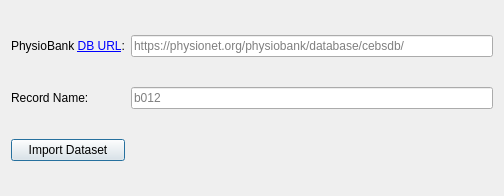
Old version of the form ui/physionet.ui in the repository sensomatrix/sensocore.
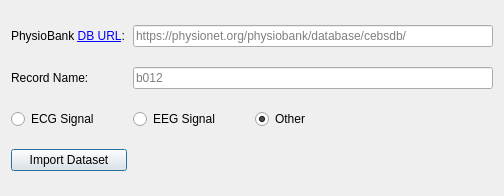
New version of the form.

Commit message: Able to get ECG summary from Physionet

Diff of the .ui file:
```diff
--- a/ui/physionet.ui
+++ b/ui/physionet.ui
@@ -21,28 +21,55 @@
      </property>
     </widget>
    </item>
-   <item row="4" column="0">
+   <item row="0" column="0">
+    <widget class="QLabel" name="physiobank_label">
+     <property name="text">
+      <string>&lt;html&gt;&lt;head/&gt;&lt;body&gt;&lt;p&gt;PhysioBank &lt;a href=&quot;https://physionet.org/physiobank/database/&quot;&gt;&lt;span style=&quot; text-decoration: underline; color:#0000ff;&quot;&gt;DB URL&lt;/span&gt;&lt;/a&gt;:&lt;/p&gt;&lt;/body&gt;&lt;/html&gt;</string>
+     </property>
+    </widget>
+   </item>
+   <item row="3" column="0">
+    <widget class="QRadioButton" name="ecg">
+     <property name="text">
+      <string>ECG Signal</string>
+     </property>
+     <property name="checked">
+      <bool>false</bool>
+     </property>
+    </widget>
+   </item>
+   <item row="5" column="0">
     <widget class="QPushButton" name="import_button">
      <property name="text">
       <string>Import Dataset</string>
      </property>
     </widget>
    </item>
-   <item row="2" column="1">
+   <item row="3" column="1">
+    <widget class="QRadioButton" name="eeg">
+     <property name="text">
+      <string>EEG Signal</string>
+     </property>
+    </widget>
+   </item>
+   <item row="3" column="2">
+    <widget class="QRadioButton" name="other">
+     <property name="text">
+      <string>Other</string>
+     </property>
+     <property name="checked">
+      <bool>true</bool>
+     </property>
+    </widget>
+   </item>
+   <item row="2" column="1" colspan="3">
     <widget class="QLineEdit" name="record_name_line_edit">
      <property name="placeholderText">
       <string>b012</string>
      </property>
     </widget>
    </item>
-   <item row="0" column="0">
-    <widget class="QLabel" name="physiobank_label">
-     <property name="text">
-      <string>&lt;html&gt;&lt;head/&gt;&lt;body&gt;&lt;p&gt;PhysioBank &lt;a href=&quot;https://physionet.org/physiobank/database/&quot;&gt;&lt;span style=&quot; text-decoration: underline; color:#0000ff;&quot;&gt;DB URL&lt;/span&gt;&lt;/a&gt;:&lt;/p&gt;&lt;/body&gt;&lt;/html&gt;</string>
-     </property>
-    </widget>
-   </item>
-   <item row="0" column="1">
+   <item row="0" column="1" colspan="3">
     <widget class="QLineEdit" name="physionet_url_line_edit">
      <property name="placeholderText">
       <string>https://physionet.org/physiobank/database/cebsdb/</string>
```
The commit also changes 1 other file.
